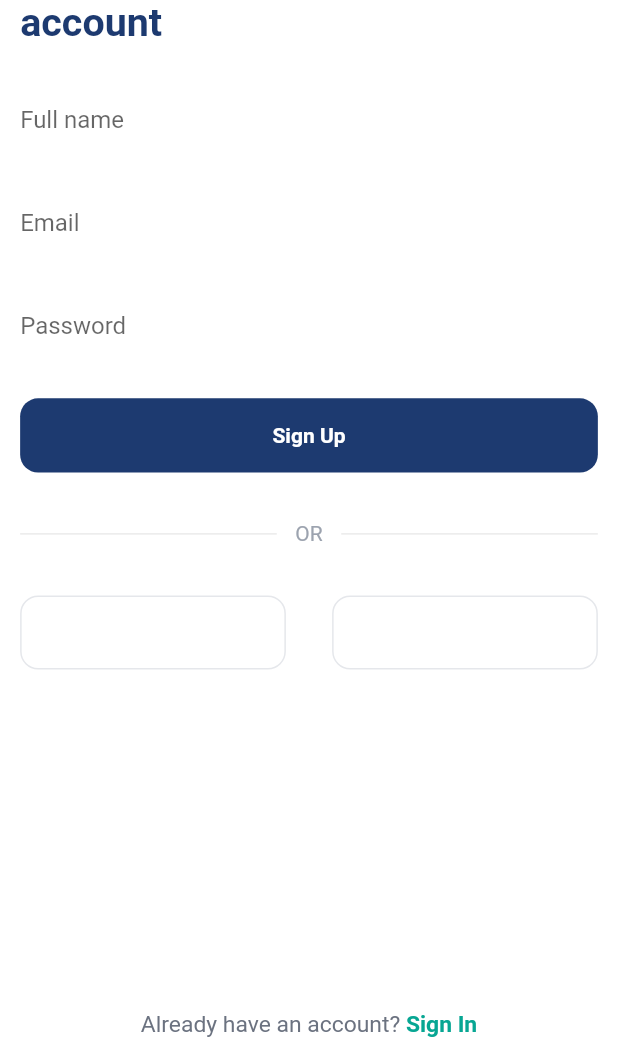
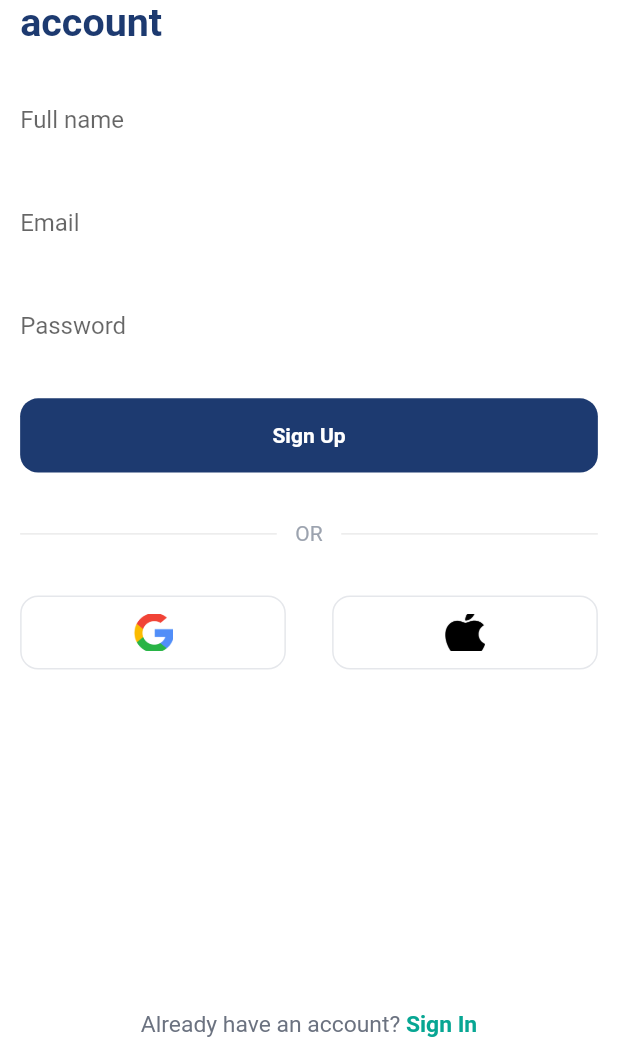
Before and after one commit to anshd258/Lumber-Spine-app-and-web, a Flutter app: the screen it shows after launch, on a phone screen of 412 x 824 dp, the part 178-1236 px from its top. Run offline on Flutter 3.47's test engine with Material 2 defaults, Android fonts, the light colour scheme and no system bars; our stand-ins replace google_fonts, pinput, responsive_sizer; missing offline and left inert: email_otp.

Commit message:
Added logos

```diff
--- a/lib/UI/screens/sign_up.dart
+++ b/lib/UI/screens/sign_up.dart
@@ -2,6 +2,7 @@
 
 import 'package:data_hub/Middleware/constants/colors.dart';
 import 'package:data_hub/UI/screens/otp_screen.dart';
+import 'package:data_hub/UI/widgets/account_button.dart';
 import 'package:email_otp/email_otp.dart';
 import 'package:flutter/material.dart';
 import 'package:google_fonts/google_fonts.dart';
@@ -210,30 +211,8 @@ class _SignUpState extends State<SignUp> {
                 Row(
                   mainAxisAlignment: MainAxisAlignment.spaceBetween,
                   children: [
-                    GestureDetector(
-                      onTap: () {},
-                      child: Container(
-                        height: 6.h,
-                        width: 43.w,
-                        decoration: BoxDecoration(
-                          border: Border.all(color: lighterGrey),
-                          borderRadius: BorderRadius.circular(12),
-                        ),
-                        child: Container(),
-                      ),
-                    ),
-                    GestureDetector(
-                      onTap: () {},
-                      child: Container(
-                        height: 6.h,
-                        width: 43.w,
-                        decoration: BoxDecoration(
-                          border: Border.all(color: lighterGrey),
-                          borderRadius: BorderRadius.circular(12),
-                        ),
-                        child: Container(),
-                      ),
-                    ),
+                    AccountButton(imageUrl: 'assets/sign_in/google.png'),
+                    AccountButton(imageUrl: 'assets/sign_in/apple.png'),
                   ],
                 ),
                 const Spacer(),
--- /dev/null
+++ b/lib/UI/widgets/account_button.dart
@@ -0,0 +1,36 @@
+import 'package:flutter/material.dart';
+import 'package:responsive_sizer/responsive_sizer.dart';
+
+import '../../Middleware/constants/colors.dart';
+
+class AccountButton extends StatelessWidget {
+  String imageUrl;
+  AccountButton({super.key, required this.imageUrl});
+
+  @override
+  Widget build(BuildContext context) {
+    return GestureDetector(
+      onTap: () {},
+      child: Container(
+        height: 6.h,
+        width: 43.w,
+        decoration: BoxDecoration(
+          border: Border.all(color: lighterGrey),
+          borderRadius: BorderRadius.circular(12),
+        ),
+        child: Center(
+          child: Container(
+            height: 3.h,
+            width: 6.5.w,
+            decoration: BoxDecoration(
+              image: DecorationImage(
+                image: AssetImage(imageUrl),
+                fit: BoxFit.cover,
+              ),
+            ),
+          ),
+        ),
+      ),
+    );
+  }
+}
```
Also changed, not shown: assets/sign_in/apple.png, assets/sign_in/google.png.
